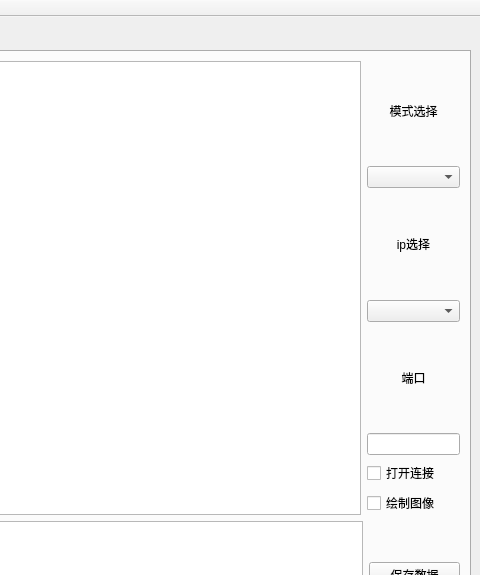
The window that Mywin.ui (lzd-1230/Debugging-assistant) describes before a commit, drawn with Qt 5; both pictures show x 389 to 869 and y 0 to 575 of the 869 by 745 pixel window.
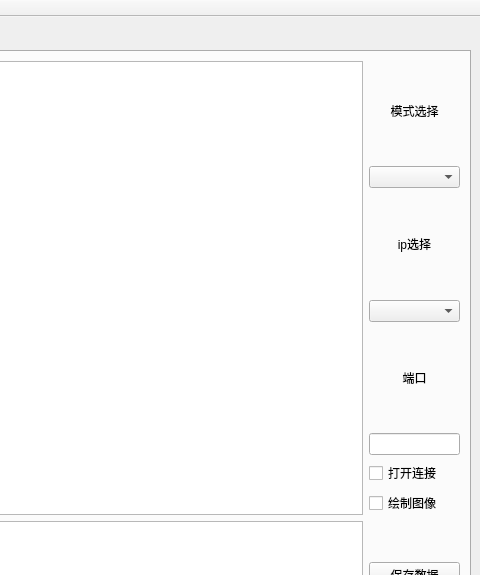
The same window after the commit. Custom widgets are drawn as their Qt base class.

The edit to the form file:
```diff
--- a/Mywin.ui
+++ b/Mywin.ui
@@ -75,7 +75,7 @@
              <widget class="QLineEdit" name="port_input">
               <property name="minimumSize">
                <size>
-                <width>93</width>
+                <width>90</width>
                 <height>0</height>
                </size>
               </property>
```
Left out of the diff: 8 changed lines with no effect on the pictures.
